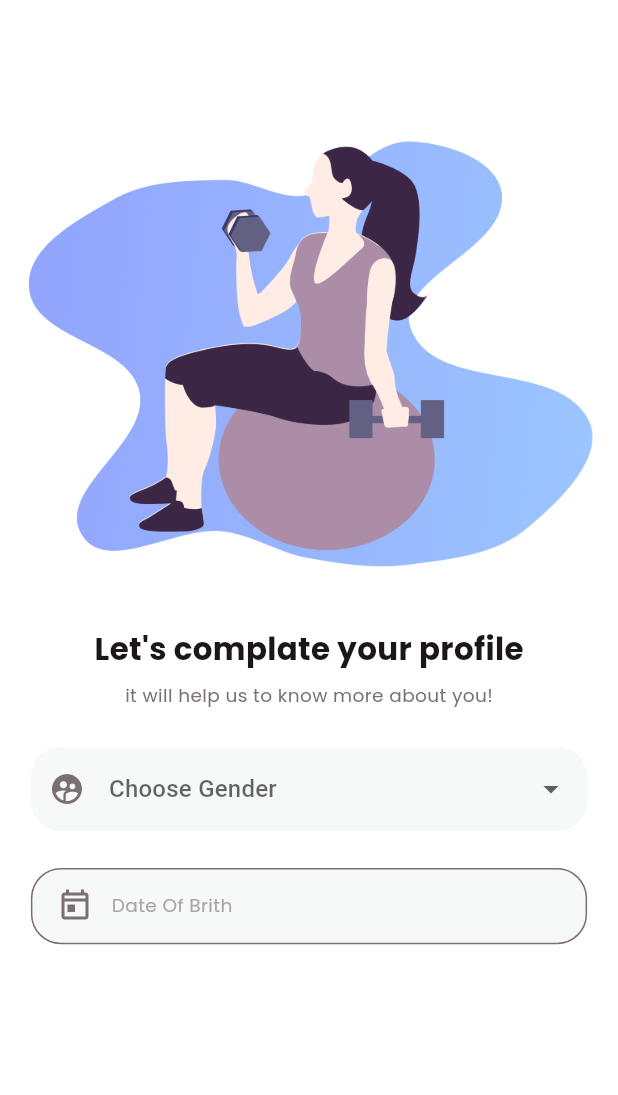
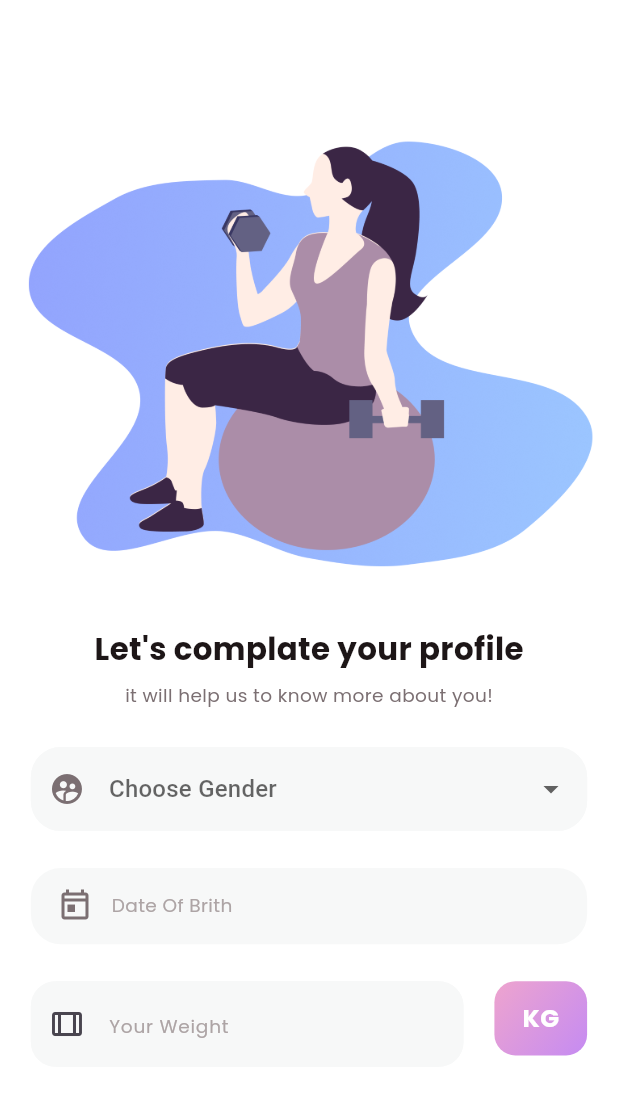
Before and after one commit to mmkocak/fitnesx_flutter, a Flutter app: the screen it shows after launch, on a phone screen of 412 x 824 dp. Shown: the top 1095 px of the screen. Run offline on Flutter 3.47's test engine with Material 3 defaults, Android fonts, the phone set to English and light mode, and no system bars; our stand-ins replace firebase_auth, firebase_core, flutter_bloc, google_sign_in; missing offline and left inert: flutter_facebook_auth; accounts and stored records are empty.

Commit message:
kg container tasarımı bitti

```diff
--- a/lib/feature/screen/register/profile_completion_page.dart
+++ b/lib/feature/screen/register/profile_completion_page.dart
@@ -135,31 +135,107 @@ class ProfileCompletionPage extends StatelessWidget {
                           decoration: BoxDecoration(
                             color: AppColors.borderColor,
                             borderRadius: BorderRadius.circular(20),
-                            border: Border.all(color: AppColors.gray_1),
+                            border: Border.all(color: AppColors.borderColor),
                           ),
                           child: Row(
                             mainAxisAlignment: MainAxisAlignment.start,
                             children: [
-                               const Icon(
+                              const Icon(
                                 Icons.today_outlined,
                                 color: AppColors.gray_1,
-                                                             ),
-                                                             SizedBox(width: screenWidth * 0.03,),
-                                Expanded(
-                                  child: Text(
-                                    selectedDate == DateTime.now()?
-                                  "Date Of Brith":
-                                  "${selectedDate.toLocal()}".split(' ')[0],
+                              ),
+                              SizedBox(
+                                width: screenWidth * 0.03,
+                              ),
+                              Expanded(
+                                child: Text(
+                                  selectedDate == DateTime.now()
+                                      ? "Date Of Brith"
+                                      : "${selectedDate.toLocal()}"
+                                          .split(' ')[0],
                                   style: TextStyle(
                                     color: AppColors.gray_2,
                                     fontFamily: "Poppins",
                                     fontSize: screenWidth * 0.03,
                                   ),
-                                                                ),
                                 ),
-
-                          ],),
+                              ),
+                            ],
+                          ),
                         ),
+                      ),
+                      SizedBox(
+                        height: screenHeight * 0.03,
+                      ),
+                      Row(
+                        crossAxisAlignment: CrossAxisAlignment.start,
+                        children: [
+                          Container(
+                            width: screenWidth * 0.7,
+                            child: TextFormField(
+                              decoration: InputDecoration(
+                                  contentPadding:
+                                      EdgeInsets.all(screenWidth * 0.04),
+                                  filled: true,
+                                  fillColor: AppColors.borderColor,
+                                  hintText: "Your Weight",
+                                  hintStyle: TextStyle(
+                                    color: AppColors.gray_2,
+                                    fontSize: screenWidth * 0.03,
+                                    fontFamily: "Poppins",
+                                    fontStyle: FontStyle.normal,
+                                  ),
+                                  prefixIcon:
+                                      const Icon(Icons.width_wide_outlined),
+                                  border: OutlineInputBorder(
+                                      borderRadius: BorderRadius.circular(
+                                          screenWidth * 0.04),
+                                      borderSide: BorderSide(
+                                        color: AppColors.borderColor,
+                                      )),
+                                  focusedBorder: OutlineInputBorder(
+                                    borderRadius: BorderRadius.circular(
+                                        screenWidth * 0.04),
+                                    borderSide: BorderSide(
+                                        color: AppColors.borderColor),
+                                  ),
+                                  enabledBorder: OutlineInputBorder(
+                                      borderRadius: BorderRadius.circular(
+                                          screenWidth * 0.04),
+                                      borderSide: BorderSide(
+                                        color: AppColors.borderColor,
+                                      ))),
+                            ),
+                          ),
+                          SizedBox(
+                            width: screenWidth * 0.05,
+                          ),
+                          Expanded(
+                            child: Container(
+                              width: screenWidth * 0.01,
+                              height: screenHeight * 0.06,
+                              decoration: BoxDecoration(
+                                gradient: const LinearGradient(
+                                    colors: <Color>[
+                                      AppColors.purple_2,
+                                      AppColors.purple_1,
+                                    ],
+                                    begin: Alignment.topLeft,
+                                    end: Alignment.bottomRight),
+                                color: Colors.white,
+                                borderRadius: BorderRadius.circular(14),
+                              ),
+                              child: Center(
+                                child: Text(
+                                  "KG",
+                                  style: TextStyle(
+                                      color: Colors.white,
+                                      fontSize: screenWidth * 0.04, fontFamily: "Poppins", fontWeight: FontWeight.bold),
+                                ),
+                              ),
+                            ),
+                          )
+                        ],
                       ),
                     ],
                   ),
```
